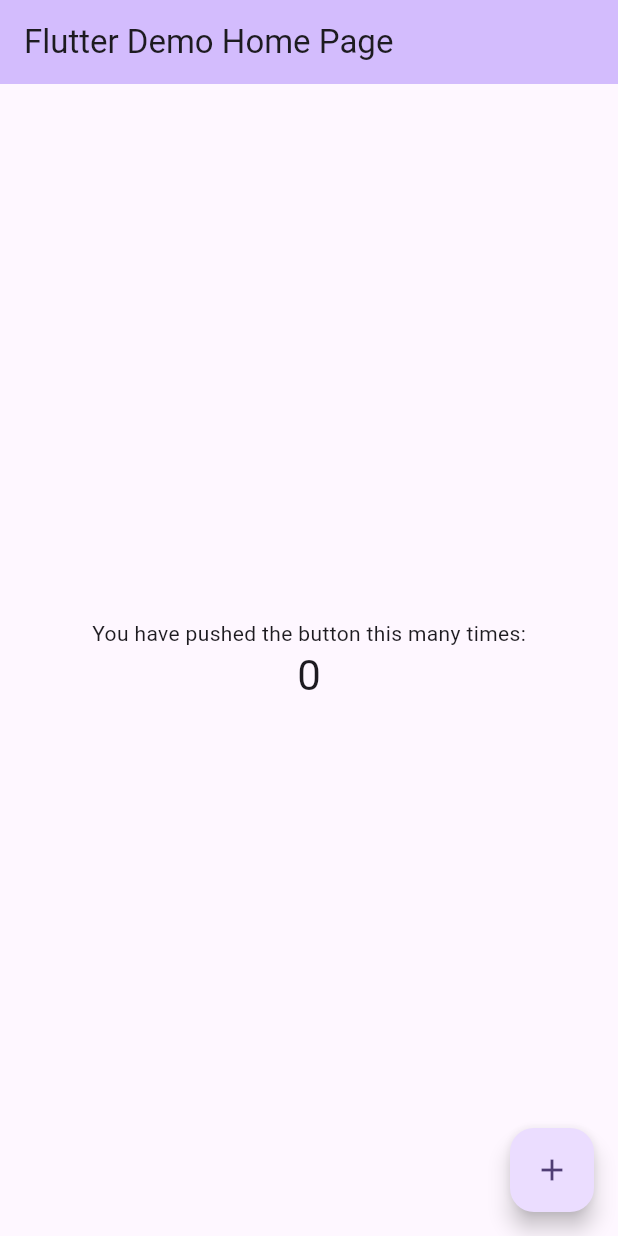
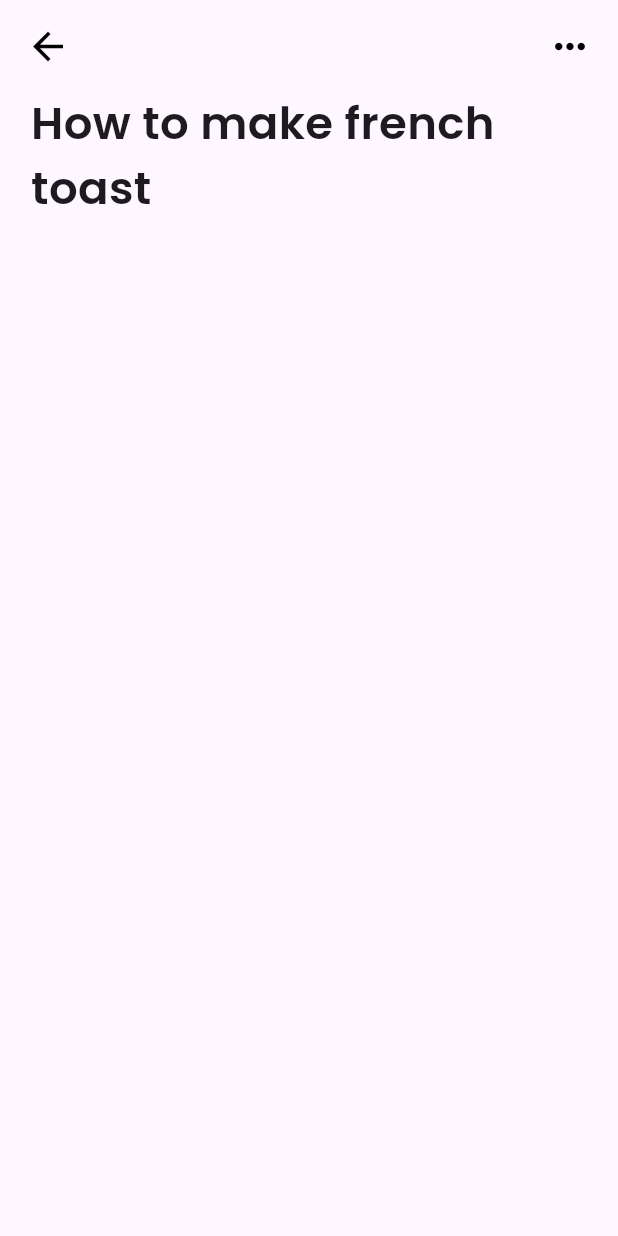
Before and after one commit to Tonyrealzy/Flutter-Food-recipe-project, a Flutter app: the screen it shows after launch, on a phone screen of 412 x 824 dp. Run offline on Flutter 3.47's test engine with Material 3 defaults, Android fonts, the phone set to English and light mode, and no system bars; our stand-ins replace google_fonts.

Commit message:
Created a main.dart file and a homepage file and typed accordingly

```diff
--- a/lib/main.dart
+++ b/lib/main.dart
@@ -1,4 +1,6 @@
 import 'package:flutter/material.dart';
+import 'package:project/pages/homepage.dart';
+
 
 void main() {
   runApp(const MyApp());
@@ -11,115 +13,8 @@ class MyApp extends StatelessWidget {
   @override
   Widget build(BuildContext context) {
     return MaterialApp(
-      title: 'Flutter Demo',
-      theme: ThemeData(
-        // This is the theme of your application.
-        //
-        // TRY THIS: Try running your application with "flutter run". You'll see
-        // the application has a purple toolbar. Then, without quitting the app,
-        // try changing the seedColor in the colorScheme below to Colors.green
-        // and then invoke "hot reload" (save your changes or press the "hot
-        // reload" button in a Flutter-supported IDE, or press "r" if you used
-        // the command line to start the app).
-        //
-        // Notice that the counter didn't reset back to zero; the application
-        // state is not lost during the reload. To reset the state, use hot
-        // restart instead.
-        //
-        // This works for code too, not just values: Most code changes can be
-        // tested with just a hot reload.
-        colorScheme: ColorScheme.fromSeed(seedColor: Colors.deepPurple),
-        useMaterial3: true,
-      ),
-      home: const MyHomePage(title: 'Flutter Demo Home Page'),
+      title: '',
+      home: MyHomePage()
     );
   }
 }
-
-class MyHomePage extends StatefulWidget {
-  const MyHomePage({super.key, required this.title});
-
-  // This widget is the home page of your application. It is stateful, meaning
-  // that it has a State object (defined below) that contains fields that affect
-  // how it looks.
-
-  // This class is the configuration for the state. It holds the values (in this
-  // case the title) provided by the parent (in this case the App widget) and
-  // used by the build method of the State. Fields in a Widget subclass are
-  // always marked "final".
-
-  final String title;
-
-  @override
-  State<MyHomePage> createState() => _MyHomePageState();
-}
-
-class _MyHomePageState extends State<MyHomePage> {
-  int _counter = 0;
-
-  void _incrementCounter() {
-    setState(() {
-      // This call to setState tells the Flutter framework that something has
-      // changed in this State, which causes it to rerun the build method below
-      // so that the display can reflect the updated values. If we changed
-      // _counter without calling setState(), then the build method would not be
-      // called again, and so nothing would appear to happen.
-      _counter++;
-    });
-  }
-
-  @override
-  Widget build(BuildContext context) {
-    // This method is rerun every time setState is called, for instance as done
-    // by the _incrementCounter method above.
-    //
-    // The Flutter framework has been optimized to make rerunning build methods
-    // fast, so that you can just rebuild anything that needs updating rather
-    // than having to individually change instances of widgets.
-    return Scaffold(
-      appBar: AppBar(
-        // TRY THIS: Try changing the color here to a specific color (to
-        // Colors.amber, perhaps?) and trigger a hot reload to see the AppBar
-        // change color while the other colors stay the same.
-        backgroundColor: Theme.of(context).colorScheme.inversePrimary,
-        // Here we take the value from the MyHomePage object that was created by
-        // the App.build method, and use it to set our appbar title.
-        title: Text(widget.title),
-      ),
-      body: Center(
-        // Center is a layout widget. It takes a single child and positions it
-        // in the middle of the parent.
-        child: Column(
-          // Column is also a layout widget. It takes a list of children and
-          // arranges them vertically. By default, it sizes itself to fit its
-          // children horizontally, and tries to be as tall as its parent.
-          //
-          // Column has various properties to control how it sizes itself and
-          // how it positions its children. Here we use mainAxisAlignment to
-          // center the children vertically; the main axis here is the vertical
-          // axis because Columns are vertical (the cross axis would be
-          // horizontal).
-          //
-          // TRY THIS: Invoke "debug painting" (choose the "Toggle Debug Paint"
-          // action in the IDE, or press "p" in the console), to see the
-          // wireframe for each widget.
-          mainAxisAlignment: MainAxisAlignment.center,
-          children: <Widget>[
-            const Text(
-              'You have pushed the button this many times:',
-            ),
-            Text(
-              '$_counter',
-              style: Theme.of(context).textTheme.headlineMedium,
-            ),
-          ],
-        ),
-      ),
-      floatingActionButton: FloatingActionButton(
-        onPressed: _incrementCounter,
-        tooltip: 'Increment',
-        child: const Icon(Icons.add),
-      ), // This trailing comma makes auto-formatting nicer for build methods.
-    );
-  }
-}
--- /dev/null
+++ b/lib/pages/homepage.dart
@@ -0,0 +1,33 @@
+import 'package:flutter/material.dart';
+import 'package:project/widgets/header.dart';
+import 'package:project/widgets/topButton.dart';
+
+// ignore: must_be_immutable
+class MyHomePage extends StatelessWidget {
+  late double deviceHeight, deviceWidth;
+  MyHomePage({super.key});
+
+  @override
+  Widget build(BuildContext context) {
+    deviceHeight = MediaQuery.of(context).size.height;
+    deviceWidth = MediaQuery.of(context).size.width;
+
+    return Scaffold(
+        appBar: AppBar(actions: [topButtonSection()]),
+        body: SafeArea(
+          child: (Container(
+              height: deviceHeight,
+              width: deviceWidth,
+              padding: EdgeInsets.symmetric(
+                  horizontal: deviceWidth * 0.05,
+                  vertical: deviceHeight * 0.006),
+              child: Column(
+                children: [headerSection()],
+              ))),
+        ));
+  }
+
+  Widget imageSection() {
+    return Image.asset();
+  }
+}
--- /dev/null
+++ b/lib/widgets/header.dart
@@ -0,0 +1,7 @@
+import 'package:flutter/material.dart';
+import 'package:google_fonts/google_fonts.dart';
+
+Widget headerSection() {
+    return Text("How to make french toast",
+        style: GoogleFonts.poppins(fontSize: 30, fontWeight: FontWeight.w600));
+  }
--- /dev/null
+++ b/lib/widgets/topButton.dart
@@ -0,0 +1,25 @@
+import 'package:flutter/material.dart';
+
+Widget topButtonSection() {
+    return Expanded(
+      child: Row(
+          mainAxisAlignment: MainAxisAlignment.spaceBetween,
+          mainAxisSize: MainAxisSize.max,
+          children: [
+            Padding(
+              padding: const EdgeInsets.all(8.0),
+              child: IconButton(
+                  onPressed: () {},
+                  icon: const Icon(Icons.arrow_back,
+                      size: 30, color: Colors.black)),
+            ),
+            Padding(
+              padding: const EdgeInsets.all(8.0),
+              child: IconButton(
+                  onPressed: () {},
+                  icon: const Icon(Icons.more_horiz,
+                      size: 30, color: Colors.black)),
+            )
+          ]),
+    );
+  }
--- a/pubspec.yaml
+++ b/pubspec.yaml
@@ -30,6 +30,7 @@ environment:
 dependencies:
   flutter:
     sdk: flutter
+  google_fonts: ^5.0.0
 
 
   # The following adds the Cupertino Icons font to your application.
```
Also changed, not shown: pubspec.lock, 1 other file.
